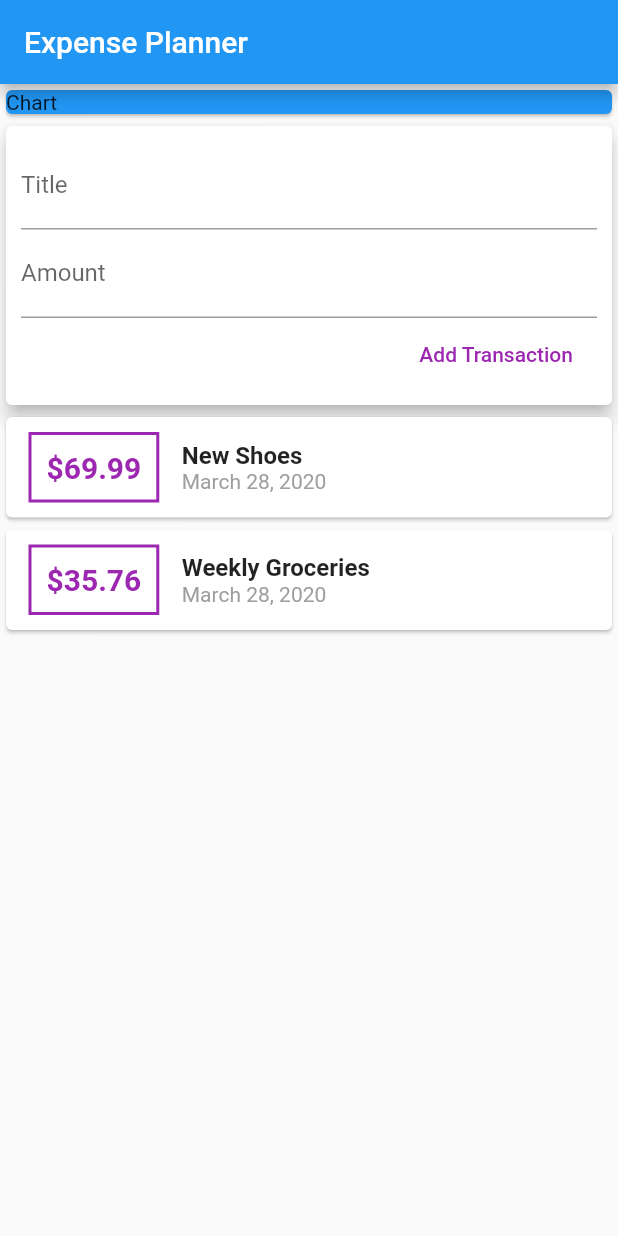
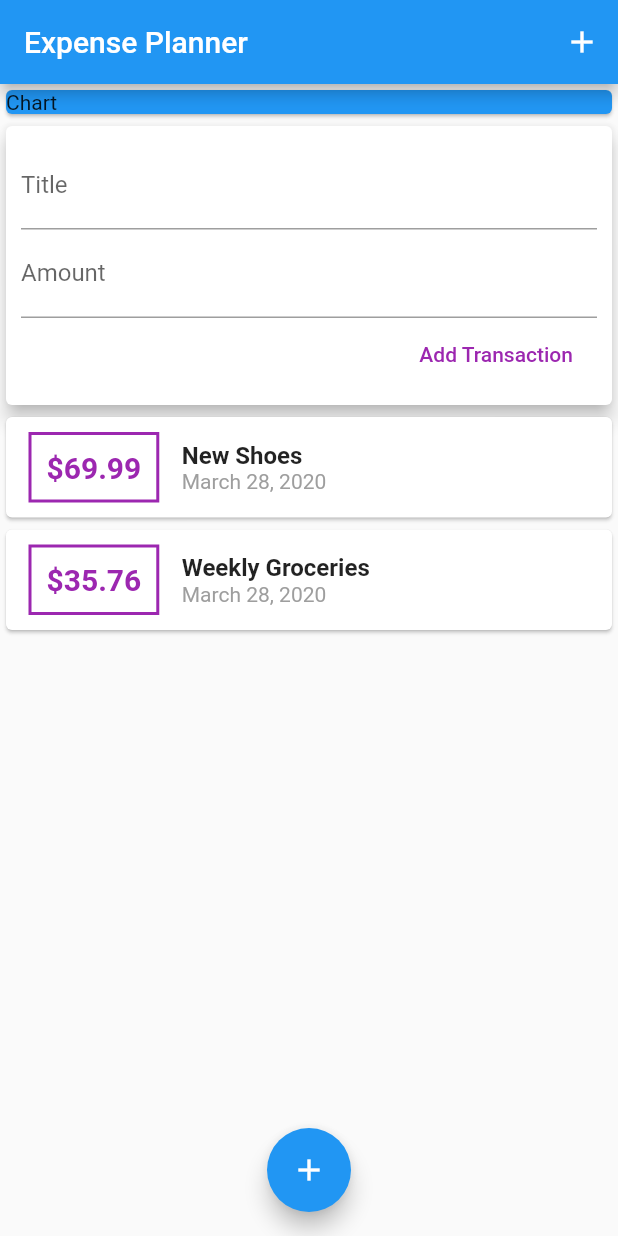
Before and after one commit to AadiRana911/Flutter, a Flutter app: the screen it shows after launch, on a phone screen of 412 x 824 dp. Run offline on Flutter 3.47's test engine with Material 2 defaults, Android fonts, the phone set to English and light mode, and no system bars.

Commit message:
Adding add buttons

```diff
--- a/expense_planner/lib/main.dart
+++ b/expense_planner/lib/main.dart
@@ -26,6 +26,12 @@ class MyHomePage extends StatelessWidget {
     return Scaffold(
       appBar: AppBar(
         title: Text('Expense Planner'),
+        actions: <Widget>[
+          IconButton(
+            icon: Icon(Icons.add),
+            onPressed: () {}
+          )
+        ],
       ),
       body: SingleChildScrollView(
         child: Column(
@@ -38,7 +44,14 @@ class MyHomePage extends StatelessWidget {
             UserTransaction()
           ],
         ),
-      )
+      ),
+      floatingActionButtonLocation: FloatingActionButtonLocation.centerFloat,
+      floatingActionButton: FloatingActionButton(
+        child: Icon(Icons.add),
+        onPressed: () {
+
+        }
+      ),
     );
   }
 }
```
